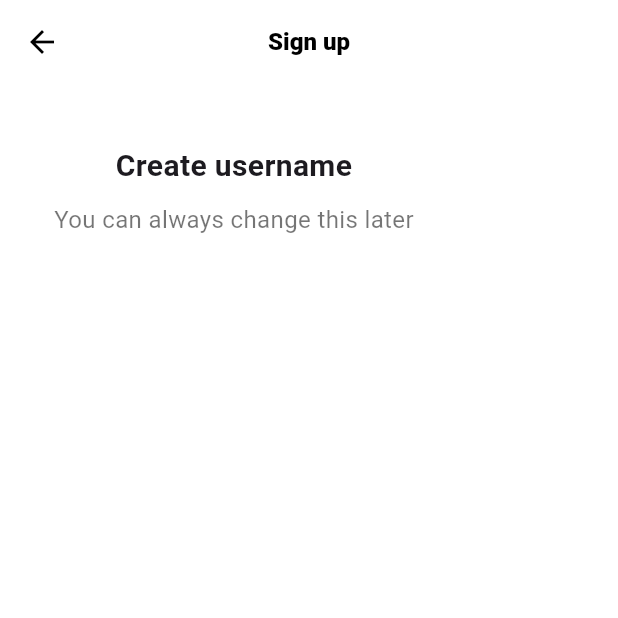
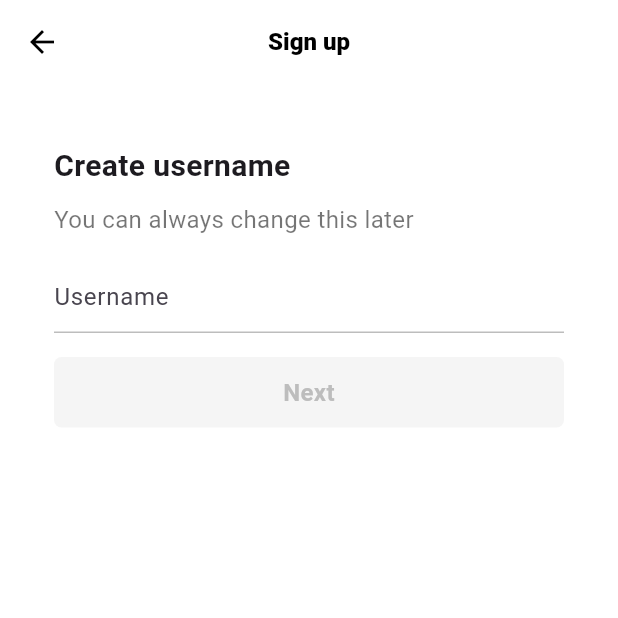
Before and after one commit to wjdgusdn1223/tiktok_clone, a Flutter app: the screen it shows after launch, after a tap on "Use email & password", on a phone screen of 412 x 824 dp, the top half of it. Run offline on Flutter 3.47's test engine with Material 3 defaults, Android fonts, the phone set to English and light mode, and no system bars; our stand-ins replace font_awesome_flutter.

Commit message:
authentication feature fourth commit

```diff
--- a/lib/features/authentication/sign_up_screen.dart
+++ b/lib/features/authentication/sign_up_screen.dart
@@ -4,6 +4,7 @@ import 'package:tiktok_clone/constants/gaps.dart';
 import 'package:tiktok_clone/constants/sizes.dart';
 import 'package:tiktok_clone/features/authentication/email_screen.dart';
 import 'package:tiktok_clone/features/authentication/login_screen.dart';
+import 'package:tiktok_clone/features/authentication/username_screen.dart';
 import 'package:tiktok_clone/features/authentication/widgets/auth_button.dart';
 
 class SignUpScreen extends StatelessWidget {
@@ -20,7 +21,7 @@ class SignUpScreen extends StatelessWidget {
   void _onEmailAndPasswordTap(BuildContext context) {
     Navigator.of(context).push(
       MaterialPageRoute(
-        builder: (context) => const EmailScreen(),
+        builder: (context) => const UsernameScreen(),
       ),
     );
   }
--- a/lib/features/authentication/username_screen.dart
+++ b/lib/features/authentication/username_screen.dart
@@ -1,10 +1,107 @@
 import 'package:flutter/material.dart';
+import 'package:tiktok_clone/constants/gaps.dart';
+import 'package:tiktok_clone/constants/sizes.dart';
 
-class UsernameScreen extends StatelessWidget {
+class UsernameScreen extends StatefulWidget {
   const UsernameScreen({super.key});
 
   @override
+  State<UsernameScreen> createState() => _UsernameScreenState();
+}
+
+class _UsernameScreenState extends State<UsernameScreen> {
+  final TextEditingController _usernameController = TextEditingController();
+
+  String _username = "";
+
+  @override
+  void initState() {
+    super.initState();
+
+    _usernameController.addListener(() {
+      setState(() {
+        _username = _usernameController.text;
+      });
+    });
+  }
+
+  @override
   Widget build(BuildContext context) {
-    return const Placeholder();
+    return Scaffold(
+      appBar: AppBar(
+        title: const Text('Sign up'),
+      ),
+      body: Padding(
+        padding: const EdgeInsets.symmetric(
+          horizontal: Sizes.size36,
+        ),
+        child: Column(
+          crossAxisAlignment: CrossAxisAlignment.start,
+          children: [
+            Gaps.v40,
+            const Text(
+              'Create username',
+              style: TextStyle(
+                fontWeight: FontWeight.w700,
+                fontSize: Sizes.size20,
+              ),
+              textAlign: TextAlign.left,
+            ),
+            Gaps.v10,
+            const Text(
+              'You can always change this later',
+              style: TextStyle(
+                fontSize: Sizes.size16,
+                color: Colors.black54,
+              ),
+            ),
+            Gaps.v16,
+            TextField(
+              controller: _usernameController,
+              decoration: InputDecoration(
+                hintText: "Username",
+                enabledBorder: UnderlineInputBorder(
+                  borderSide: BorderSide(
+                    color: Colors.grey.shade400,
+                  ),
+                ),
+                focusedBorder: UnderlineInputBorder(
+                  borderSide: BorderSide(
+                    color: Colors.grey.shade400,
+                  ),
+                ),
+              ),
+              cursorColor: Theme.of(context).primaryColor,
+            ),
+            Gaps.v16,
+            FractionallySizedBox(
+              widthFactor: 1,
+              child: AnimatedContainer(
+                duration: const Duration(milliseconds: 200),
+                padding: const EdgeInsets.symmetric(vertical: Sizes.size12),
+                decoration: BoxDecoration(
+                  color: _username.isEmpty
+                      ? Colors.grey.shade100
+                      : Theme.of(context).primaryColor,
+                  borderRadius: BorderRadius.circular(
+                    Sizes.size5,
+                  ),
+                ),
+                child: Text(
+                  'Next',
+                  style: TextStyle(
+                      color: _username.isEmpty
+                          ? Colors.grey.shade400
+                          : Colors.white,
+                      fontSize: Sizes.size16,
+                      fontWeight: FontWeight.w600),
+                  textAlign: TextAlign.center,
+                ),
+              ),
+            )
+          ],
+        ),
+      ),
+    );
   }
 }
```
